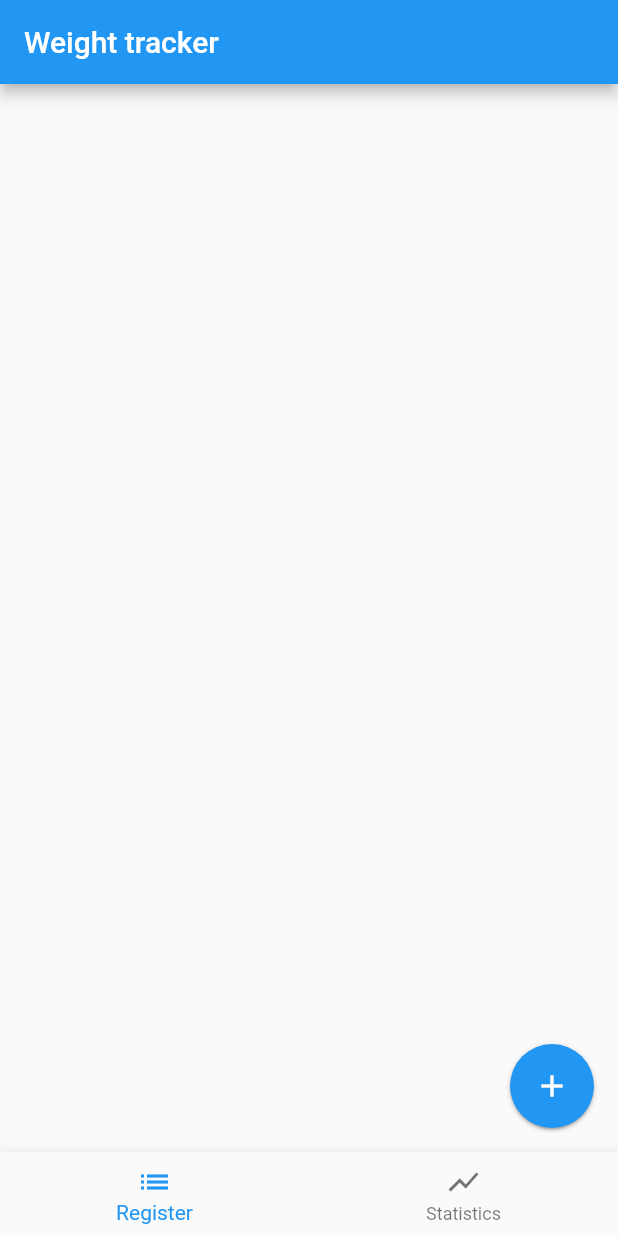
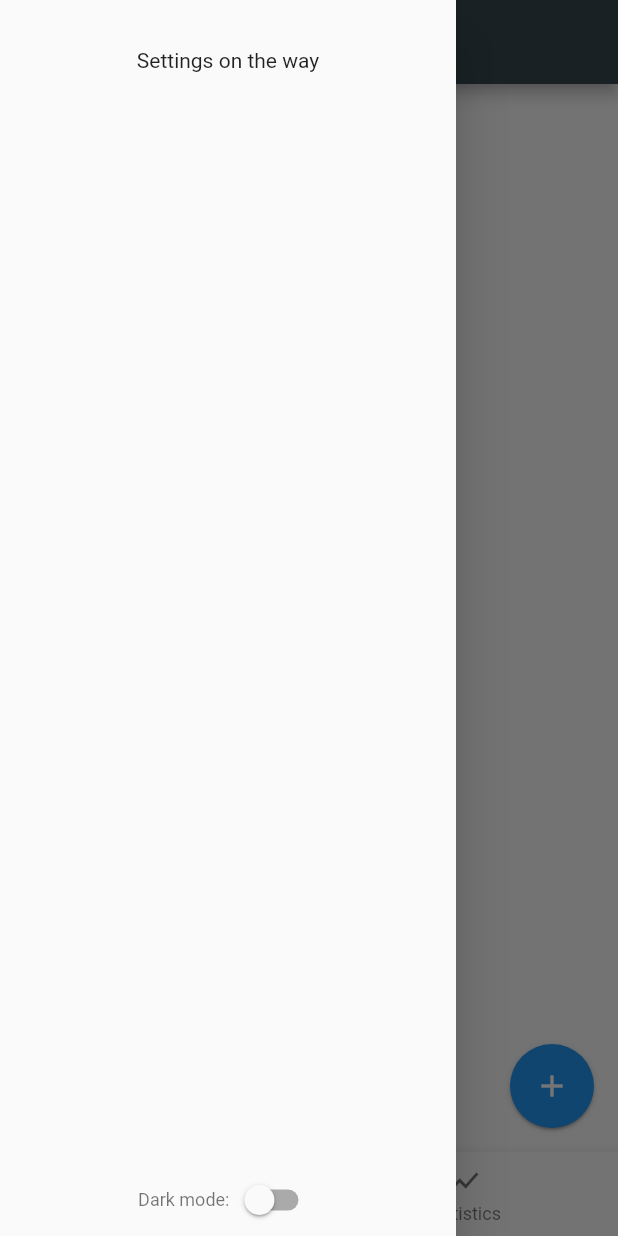
Before and after one commit to AadneEM/weight_tracking, a Flutter app: the screen it shows after launch, with the side drawer open (before the commit the screen has no drawer), on a phone screen of 412 x 824 dp. Run offline on Flutter 3.47's test engine with Material 2 defaults, Android fonts, the phone set to English and light mode, and no system bars; our stand-ins replace get, get_storage.

Commit message:
Added themes, drawer and theme toggling

```diff
--- a/lib/constants.dart
+++ b/lib/constants.dart
@@ -1 +1,2 @@
 String kWeightEntriesListKey = 'weightEntries';
+String kDarkModeKey = 'darkMode';
--- a/lib/controllers/state_controller.dart
+++ b/lib/controllers/state_controller.dart
@@ -10,6 +10,7 @@ import '../constants.dart';
 class StateController extends GetxController {
   final entries = RxList<WeightEntry>([]);
   final selectedTab = 0.obs;
+  final RxBool _darkMode = false.obs;
 
   StateController() {
     final box = GetStorage();
@@ -28,6 +29,8 @@ class StateController extends GetxController {
         [])
       ..sort((a, b) => b.date.compareTo(a.date));
     entries.value = storedEntries;
+
+    _darkMode.value = box.read(kDarkModeKey) ?? false;
   }
 
   void addEntry(WeightEntry newEntry) {
@@ -62,4 +65,12 @@ class StateController extends GetxController {
   }
 
   WeightEntry? get latestEntry => entries.isNotEmpty ? entries.first : null;
+
+  bool get darkMode => _darkMode.value;
+  set darkMode(mode) {
+    _darkMode.value = mode;
+
+    final box = GetStorage();
+    box.write(kDarkModeKey, mode);
+  }
 }
--- a/lib/main.dart
+++ b/lib/main.dart
@@ -2,6 +2,8 @@ import 'package:flutter/material.dart';
 import 'package:get/get.dart';
 import 'package:get_storage/get_storage.dart';
 import 'package:weight_tracking/controllers/state_controller.dart';
+import 'package:weight_tracking/ui/themes/dark_theme.dart';
+import 'package:weight_tracking/ui/themes/light_theme.dart';
 
 import 'ui/pages/home.dart';
 
@@ -14,12 +16,13 @@ void main() async {
 class MyApp extends StatelessWidget {
   @override
   Widget build(BuildContext context) {
-    return GetMaterialApp(
-      title: 'Weight tracking',
-      theme: ThemeData(
-        primarySwatch: Colors.blue,
-      ),
-      home: HomePage(),
-    );
+    final stateController = Get.find<StateController>();
+    return Obx(() {
+      return GetMaterialApp(
+        title: 'Weight tracking',
+        theme: stateController.darkMode ? darkTheme : lightTheme,
+        home: HomePage(),
+      );
+    });
   }
 }
--- a/lib/ui/pages/home.dart
+++ b/lib/ui/pages/home.dart
@@ -1,5 +1,6 @@
 import 'package:flutter/material.dart';
 import 'package:weight_tracking/ui/widgets/add_entry_fab_card.dart';
+import 'package:weight_tracking/ui/widgets/drawer.dart';
 
 import 'statistics.dart';
 import 'weight_entry_register.dart';
@@ -33,6 +34,7 @@ class _HomePageState extends State<HomePage> {
       appBar: AppBar(
         title: Text('Weight tracker'),
       ),
+      drawer: CustomDrawer(),
       body: getCurrentTab(),
       floatingActionButton: AddEntryFabCard(),
       bottomNavigationBar: BottomNavigationBar(
--- /dev/null
+++ b/lib/ui/themes/dark_theme.dart
@@ -0,0 +1,6 @@
+import 'package:flutter/material.dart';
+
+final darkTheme = ThemeData(
+  brightness: Brightness.dark,
+  primaryColor: Colors.blueGrey[800],
+);
--- /dev/null
+++ b/lib/ui/themes/light_theme.dart
@@ -0,0 +1,6 @@
+import 'package:flutter/material.dart';
+
+final lightTheme = ThemeData(
+  brightness: Brightness.light,
+  primaryColor: Colors.blueGrey[800],
+);
--- /dev/null
+++ b/lib/ui/widgets/drawer.dart
@@ -0,0 +1,39 @@
+import 'package:flutter/material.dart';
+import 'package:get/get.dart';
+import 'package:weight_tracking/controllers/state_controller.dart';
+
+class CustomDrawer extends StatelessWidget {
+  const CustomDrawer({Key? key}) : super(key: key);
+
+  @override
+  Widget build(BuildContext context) {
+    return SafeArea(
+      child: Drawer(
+        child: Column(
+          mainAxisAlignment: MainAxisAlignment.spaceBetween,
+          children: [
+            Padding(
+              padding: const EdgeInsets.symmetric(vertical: 32.0),
+              child: Text('Settings on the way'),
+            ),
+            Row(
+              mainAxisAlignment: MainAxisAlignment.center,
+              children: [
+                Text(
+                  'Dark mode:',
+                  style: Theme.of(context).textTheme.caption,
+                ),
+                Obx(() {
+                  return Switch(
+                    value: Get.find<StateController>().darkMode,
+                    onChanged: (value) => Get.find<StateController>().darkMode = value,
+                  );
+                }),
+              ],
+            )
+          ],
+        ),
+      ),
+    );
+  }
+}
```
